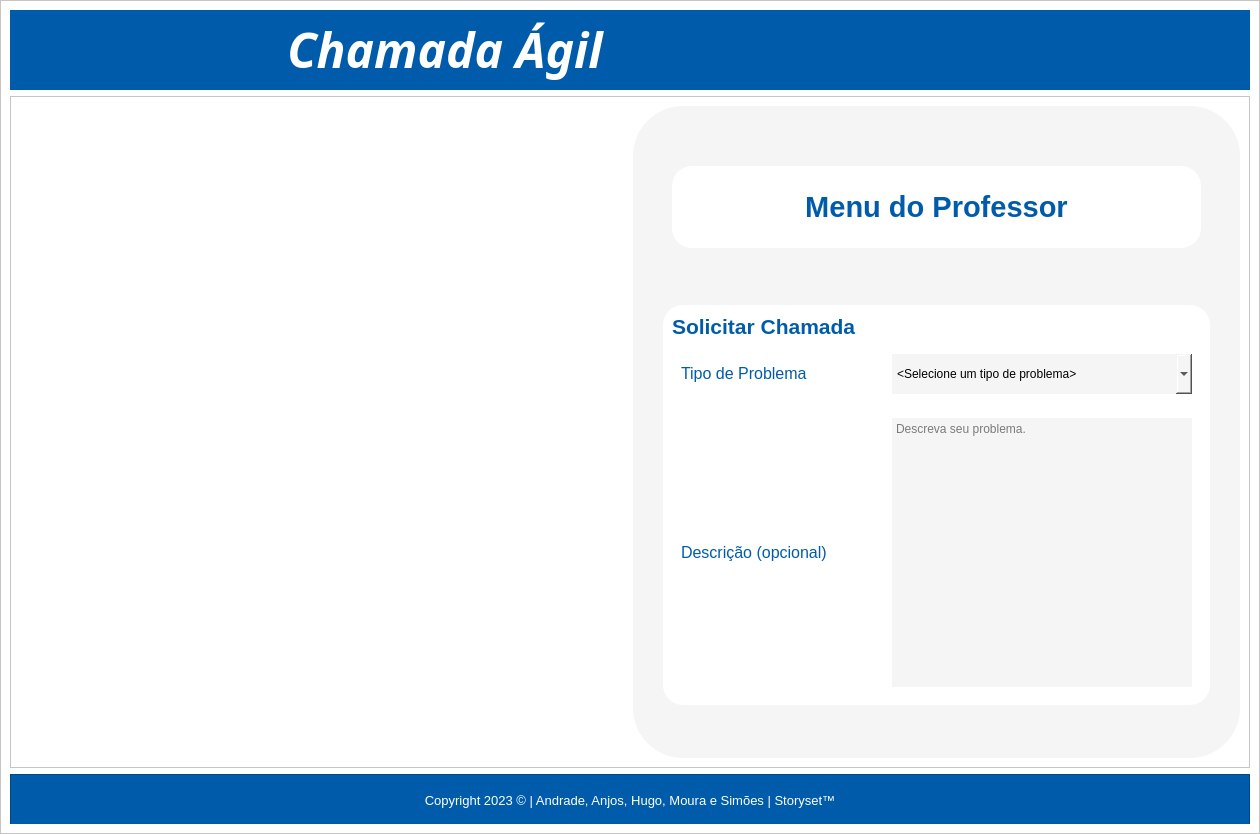
Qt form view/telaProf.ui (DiegoSMAnjos/SENAI-TDS-TCC-Chamada-Agil) before a commit.
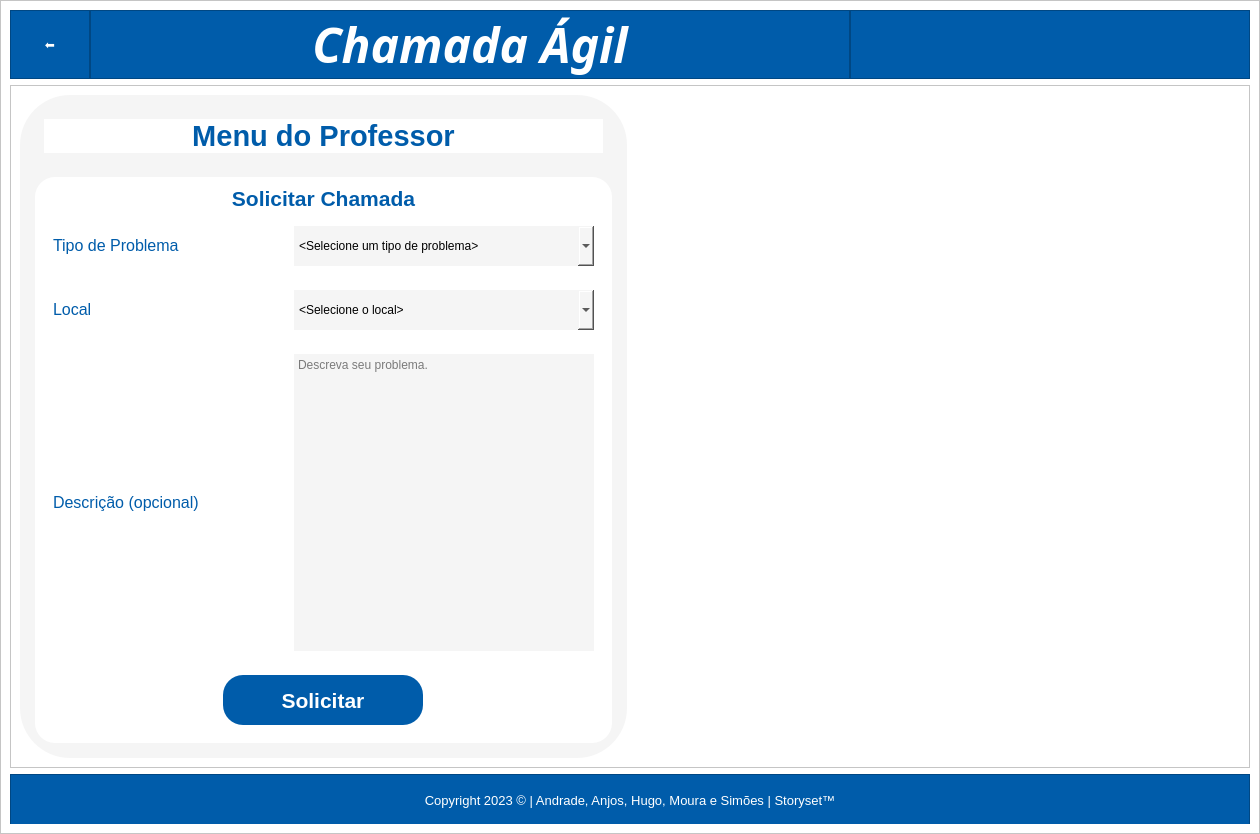
The same form after that commit. Icons and pictures are not drawn.

The edit to the form file:
```diff
--- a/view/telaProf.ui
+++ b/view/telaProf.ui
@@ -88,62 +88,179 @@
            <number>0</number>
           </property>
           <property name="rightMargin">
-           <number>50</number>
+           <number>0</number>
           </property>
           <property name="bottomMargin">
            <number>0</number>
           </property>
           <item>
-           <widget class="QLabel" name="lblTituloHome">
-            <property name="minimumSize">
+           <widget class="QFrame" name="frame_8">
+            <property name="maximumSize">
              <size>
-              <width>0</width>
-              <height>80</height>
+              <width>80</width>
+              <height>16777215</height>
              </size>
             </property>
-            <property name="font">
-             <font>
-              <family>Segoe UI Black</family>
-              <pointsize>36</pointsize>
-              <weight>75</weight>
-              <italic>true</italic>
-              <bold>true</bold>
-             </font>
+            <property name="frameShape">
+             <enum>QFrame::StyledPanel</enum>
             </property>
-            <property name="styleSheet">
-             <string notr="true"/>
+            <property name="frameShadow">
+             <enum>QFrame::Raised</enum>
             </property>
-            <property name="text">
-             <string>&lt;html&gt;&lt;head/&gt;&lt;body&gt;&lt;p align=&quot;center&quot;&gt;&lt;span style=&quot; color:#ffffff;&quot;&gt;Chamada Ágil&lt;/span&gt;&lt;/p&gt;&lt;/body&gt;&lt;/html&gt;</string>
+            <layout class="QHBoxLayout" name="horizontalLayout_10">
+             <property name="spacing">
+              <number>0</number>
+             </property>
+             <property name="leftMargin">
+              <number>0</number>
+             </property>
+             <property name="topMargin">
+              <number>0</number>
+             </property>
+             <property name="rightMargin">
+              <number>0</number>
+             </property>
+             <property name="bottomMargin">
+              <number>0</number>
+             </property>
+             <item>
+              <widget class="QPushButton" name="btnVoltar">
+               <property name="sizePolicy">
+                <sizepolicy hsizetype="Fixed" vsizetype="Fixed">
+                 <horstretch>0</horstretch>
+                 <verstretch>0</verstretch>
+                </sizepolicy>
+               </property>
+               <property name="minimumSize">
+                <size>
+                 <width>60</width>
+                 <height>60</height>
+                </size>
+               </property>
+               <property name="maximumSize">
+                <size>
+                 <width>60</width>
+                 <height>60</height>
+                </size>
+               </property>
+               <property name="styleSheet">
+                <string notr="true">background-color: rgb(0, 92, 170);
+font: 75 36pt &quot;Segoe UI&quot;;
+color: rgb(255, 255, 255);</string>
+               </property>
+               <property name="text">
+                <string>⬅️</string>
+               </property>
+               <property name="flat">
+                <bool>true</bool>
+               </property>
+              </widget>
+             </item>
+            </layout>
+           </widget>
+          </item>
+          <item>
+           <widget class="QFrame" name="frame_9">
+            <property name="frameShape">
+             <enum>QFrame::StyledPanel</enum>
             </property>
-            <property name="alignment">
-             <set>Qt::AlignCenter</set>
+            <property name="frameShadow">
+             <enum>QFrame::Raised</enum>
             </property>
+            <layout class="QHBoxLayout" name="horizontalLayout_11">
+             <property name="spacing">
+              <number>0</number>
+             </property>
+             <property name="leftMargin">
+              <number>0</number>
+             </property>
+             <property name="topMargin">
+              <number>0</number>
+             </property>
+             <property name="rightMargin">
+              <number>0</number>
+             </property>
+             <property name="bottomMargin">
+              <number>0</number>
+             </property>
+             <item>
+              <widget class="QLabel" name="lblTituloHome">
+               <property name="font">
+                <font>
+                 <family>Segoe UI Black</family>
+                 <pointsize>36</pointsize>
+                 <weight>75</weight>
+                 <italic>true</italic>
+                 <bold>true</bold>
+                </font>
+               </property>
+               <property name="styleSheet">
+                <string notr="true"/>
+               </property>
+               <property name="text">
+                <string>&lt;html&gt;&lt;head/&gt;&lt;body&gt;&lt;p align=&quot;center&quot;&gt;&lt;span style=&quot; color:#ffffff;&quot;&gt;Chamada Ágil&lt;/span&gt;&lt;/p&gt;&lt;/body&gt;&lt;/html&gt;</string>
+               </property>
+               <property name="alignment">
+                <set>Qt::AlignCenter</set>
+               </property>
+              </widget>
+             </item>
+            </layout>
            </widget>
           </item>
           <item>
-           <widget class="QLabel" name="lblLogoSenai">
-            <property name="minimumSize">
-             <size>
-              <width>320</width>
-              <height>80</height>
-             </size>
-            </property>
+           <widget class="QFrame" name="frame_10">
             <property name="maximumSize">
              <size>
-              <width>320</width>
-              <height>80</height>
+              <width>400</width>
+              <height>16777215</height>
              </size>
             </property>
-            <property name="text">
-             <string/>
+            <property name="frameShape">
+             <enum>QFrame::StyledPanel</enum>
             </property>
-            <property name="pixmap">
-             <pixmap>../img/senai-logo.png</pixmap>
+            <property name="frameShadow">
+             <enum>QFrame::Raised</enum>
             </property>
-            <property name="scaledContents">
-             <bool>true</bool>
-            </property>
+            <layout class="QHBoxLayout" name="horizontalLayout_9">
+             <property name="spacing">
+              <number>0</number>
+             </property>
+             <property name="leftMargin">
+              <number>0</number>
+             </property>
+             <property name="topMargin">
+              <number>0</number>
+             </property>
+             <property name="rightMargin">
+              <number>0</number>
+             </property>
+             <property name="bottomMargin">
+              <number>0</number>
+             </property>
+             <item>
+              <widget class="QLabel" name="lblLogoSenai">
+               <property name="maximumSize">
+                <size>
+                 <width>320</width>
+                 <height>80</height>
+                </size>
+               </property>
+               <property name="text">
+                <string/>
+               </property>
+               <property name="pixmap">
+                <pixmap>../img/senai-logo.png</pixmap>
+               </property>
+               <property name="scaledContents">
+                <bool>true</bool>
+               </property>
+               <property name="alignment">
+                <set>Qt::AlignCenter</set>
+               </property>
+              </widget>
+             </item>
+            </layout>
            </widget>
           </item>
          </layout>
@@ -159,6 +276,70 @@
          </property>
          <layout class="QGridLayout" name="gridLayout">
           <item row="0" column="1">
+           <widget class="QFrame" name="frameL">
+            <property name="frameShape">
+             <enum>QFrame::NoFrame</enum>
+            </property>
+            <property name="frameShadow">
+             <enum>QFrame::Raised</enum>
+            </property>
+            <layout class="QHBoxLayout" name="horizontalLayout_3">
+             <property name="spacing">
+              <number>0</number>
+             </property>
+             <property name="leftMargin">
+              <number>0</number>
+             </property>
+             <property name="topMargin">
+              <number>0</number>
+             </property>
+             <property name="rightMargin">
+              <number>0</number>
+             </property>
+             <property name="bottomMargin">
+              <number>0</number>
+             </property>
+             <item>
+              <widget class="QLabel" name="lblImagemCapa">
+               <property name="sizePolicy">
+                <sizepolicy hsizetype="Expanding" vsizetype="Expanding">
+                 <horstretch>0</horstretch>
+                 <verstretch>0</verstretch>
+                </sizepolicy>
+               </property>
+               <property name="minimumSize">
+                <size>
+                 <width>500</width>
+                 <height>500</height>
+                </size>
+               </property>
+               <property name="maximumSize">
+                <size>
+                 <width>500</width>
+                 <height>500</height>
+                </size>
+               </property>
+               <property name="layoutDirection">
+                <enum>Qt::LeftToRight</enum>
+               </property>
+               <property name="styleSheet">
+                <string notr="true"/>
+               </property>
+               <property name="pixmap">
+                <pixmap>../img/imagem-professor.png</pixmap>
+               </property>
+               <property name="scaledContents">
+                <bool>true</bool>
+               </property>
+               <property name="alignment">
+                <set>Qt::AlignCenter</set>
+               </property>
+              </widget>
+             </item>
+            </layout>
+           </widget>
+          </item>
+          <item row="0" column="0">
            <widget class="QFrame" name="frameR">
             <property name="minimumSize">
              <size>
@@ -177,11 +358,20 @@
              <enum>QFrame::Raised</enum>
             </property>
             <layout class="QVBoxLayout" name="verticalLayout_3">
+             <property name="spacing">
+              <number>15</number>
+             </property>
              <property name="leftMargin">
-              <number>30</number>
+              <number>15</number>
+             </property>
+             <property name="topMargin">
+              <number>15</number>
              </property>
              <property name="rightMargin">
-              <number>30</number>
+              <number>15</number>
+             </property>
+             <property name="bottomMargin">
+              <number>15</number>
              </property>
              <item>
               <widget class="QFrame" name="frame_5">
@@ -228,7 +418,7 @@
                <property name="maximumSize">
                 <size>
                  <width>16777215</width>
-                 <height>400</height>
+                 <height>600</height>
                 </size>
                </property>
                <property name="styleSheet">
@@ -259,7 +449,7 @@
                    <string>&lt;html&gt;&lt;head/&gt;&lt;body&gt;&lt;p&gt;&lt;span style=&quot; font-size:16pt; color:#005caa;&quot;&gt;Solicitar Chamada&lt;/span&gt;&lt;/p&gt;&lt;/body&gt;&lt;/html&gt;</string>
                   </property>
                   <property name="alignment">
-                   <set>Qt::AlignLeading|Qt::AlignLeft|Qt::AlignVCenter</set>
+                   <set>Qt::AlignCenter</set>
                   </property>
                  </widget>
                 </item>
@@ -320,6 +510,59 @@
                   </layout>
                  </widget>
                 </item>
+                <item>
+                 <widget class="QFrame" name="frame_7">
+                  <property name="frameShape">
+                   <enum>QFrame::StyledPanel</enum>
+                  </property>
+                  <property name="frameShadow">
+                   <enum>QFrame::Raised</enum>
+                  </property>
+                  <layout class="QHBoxLayout" name="horizontalLayout_8">
+                   <item>
+                    <widget class="QLabel" name="label_6">
+                     <property name="text">
+                      <string>&lt;html&gt;&lt;head/&gt;&lt;body&gt;&lt;p&gt;&lt;span style=&quot; font-size:12pt; color:#005caa;&quot;&gt;Local&lt;/span&gt;&lt;/p&gt;&lt;/body&gt;&lt;/html&gt;</string>
+                     </property>
+                    </widget>
+                   </item>
+                   <item>
+                    <widget class="QComboBox" name="comboBox_2">
+                     <property name="minimumSize">
+                      <size>
+                       <width>300</width>
+                       <height>40</height>
+                      </size>
+                     </property>
+                     <property name="maximumSize">
+                      <size>
+                       <width>300</width>
+                       <height>16777215</height>
+                      </size>
+                     </property>
+                     <property name="styleSheet">
+                      <string notr="true">background-color: rgb(245, 245, 245);
+font: 12pt &quot;MS Shell Dlg 2&quot;;
+border-radius:0px;</string>
+                     </property>
+                     <property name="frame">
+                      <bool>false</bool>
+                     </property>
+                     <item>
+                      <property name="text">
+                       <string>&lt;Selecione o local&gt;</string>
+                      </property>
+                     </item>
+                     <item>
+                      <property name="text">
+                       <string>Outro (Especificar na descrição)</string>
+                      </property>
+                     </item>
+                    </widget>
+                   </item>
+                  </layout>
+                 </widget>
+                </item>
                 <item>
                  <widget class="QFrame" name="frame_4">
                   <property name="frameShape">
@@ -370,76 +613,55 @@
                   </layout>
                  </widget>
                 </item>
+                <item>
+                 <widget class="QFrame" name="frame_6">
+                  <property name="frameShape">
+                   <enum>QFrame::StyledPanel</enum>
+                  </property>
+                  <property name="frameShadow">
+                   <enum>QFrame::Raised</enum>
+                  </property>
+                  <layout class="QHBoxLayout" name="horizontalLayout_7">
+                   <item>
+                    <widget class="QPushButton" name="pushButton">
+                     <property name="minimumSize">
+                      <size>
+                       <width>200</width>
+                       <height>50</height>
+                      </size>
+                     </property>
+                     <property name="maximumSize">
+                      <size>
+                       <width>200</width>
+                       <height>50</height>
+                      </size>
+                     </property>
+                     <property name="font">
+                      <font>
+                       <family>Segoe UI</family>
+                       <pointsize>16</pointsize>
+                       <weight>75</weight>
+                       <bold>true</bold>
+                      </font>
+                     </property>
+                     <property name="styleSheet">
+                      <string notr="true">background-color: rgb(0, 92, 170);
+color: rgb(255, 255, 255);</string>
+                     </property>
+                     <property name="text">
+                      <string>Solicitar</string>
+                     </property>
+                    </widget>
+                   </item>
+                  </layout>
+                 </widget>
+                </item>
                </layout>
               </widget>
              </item>
             </layout>
            </widget>
           </item>
-          <item row="0" column="0">
-           <widget class="QFrame" name="frameL">
-            <property name="frameShape">
-             <enum>QFrame::NoFrame</enum>
-            </property>
-            <property name="frameShadow">
-             <enum>QFrame::Raised</enum>
-            </property>
-            <layout class="QHBoxLayout" name="horizontalLayout_3">
-             <property name="spacing">
-              <number>0</number>
-             </property>
-             <property name="leftMargin">
-              <number>0</number>
-             </property>
-             <property name="topMargin">
-              <number>0</number>
-             </property>
-             <property name="rightMargin">
-              <number>0</number>
-             </property>
-             <property name="bottomMargin">
-              <number>0</number>
-             </property>
-             <item>
-              <widget class="QLabel" name="lblImagemCapa">
-               <property name="sizePolicy">
-                <sizepolicy hsizetype="Expanding" vsizetype="Expanding">
-                 <horstretch>0</horstretch>
-                 <verstretch>0</verstretch>
-                </sizepolicy>
-               </property>
-               <property name="minimumSize">
-                <size>
-                 <width>500</width>
-                 <height>500</height>
-                </size>
-               </property>
-               <property name="maximumSize">
-                <size>
-                 <width>500</width>
-                 <height>500</height>
-                </size>
-               </property>
-               <property name="layoutDirection">
-                <enum>Qt::LeftToRight</enum>
-               </property>
-               <property name="styleSheet">
-                <string notr="true"/>
-               </property>
-               <property name="pixmap">
-                <pixmap>../img/imagem-professor.png</pixmap>
-               </property>
-               <property name="scaledContents">
-                <bool>true</bool>
-               </property>
-               <property name="alignment">
-                <set>Qt::AlignCenter</set>
-               </property>
-              </widget>
-             </item>
-            </layout>
-           </widget>
-          </item>
          </layout>
         </widget>
        </item>
```
